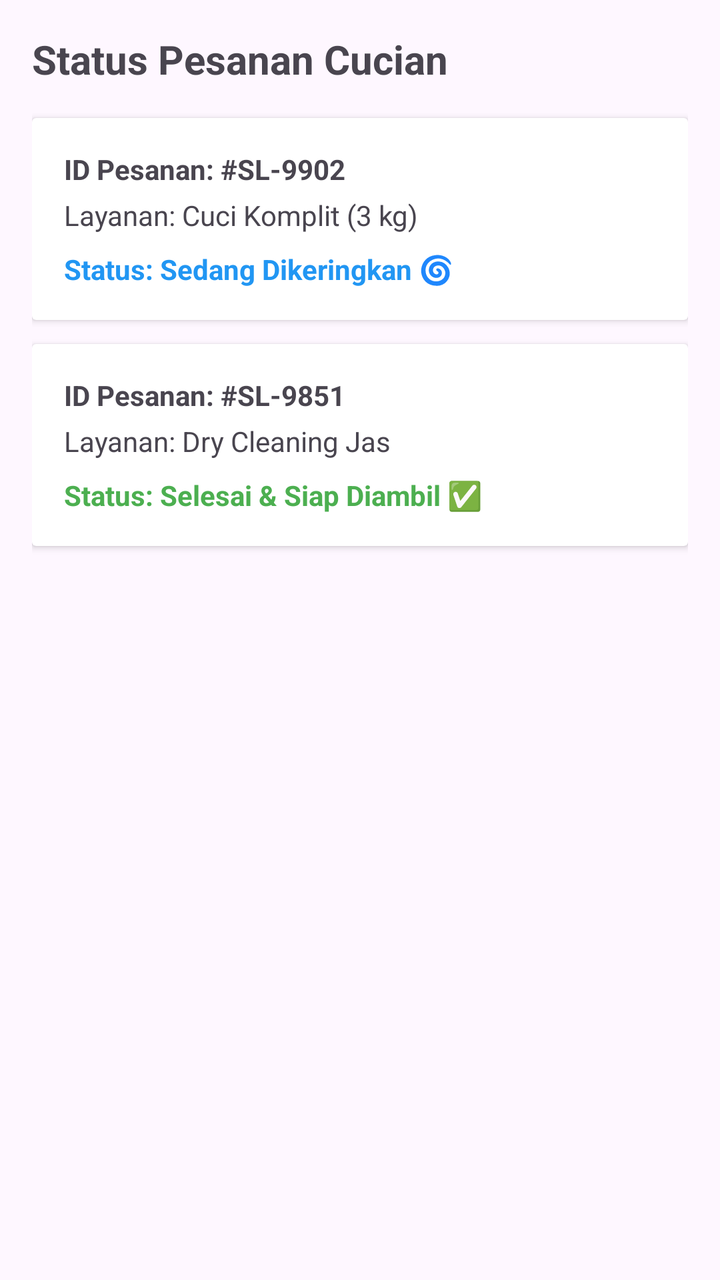
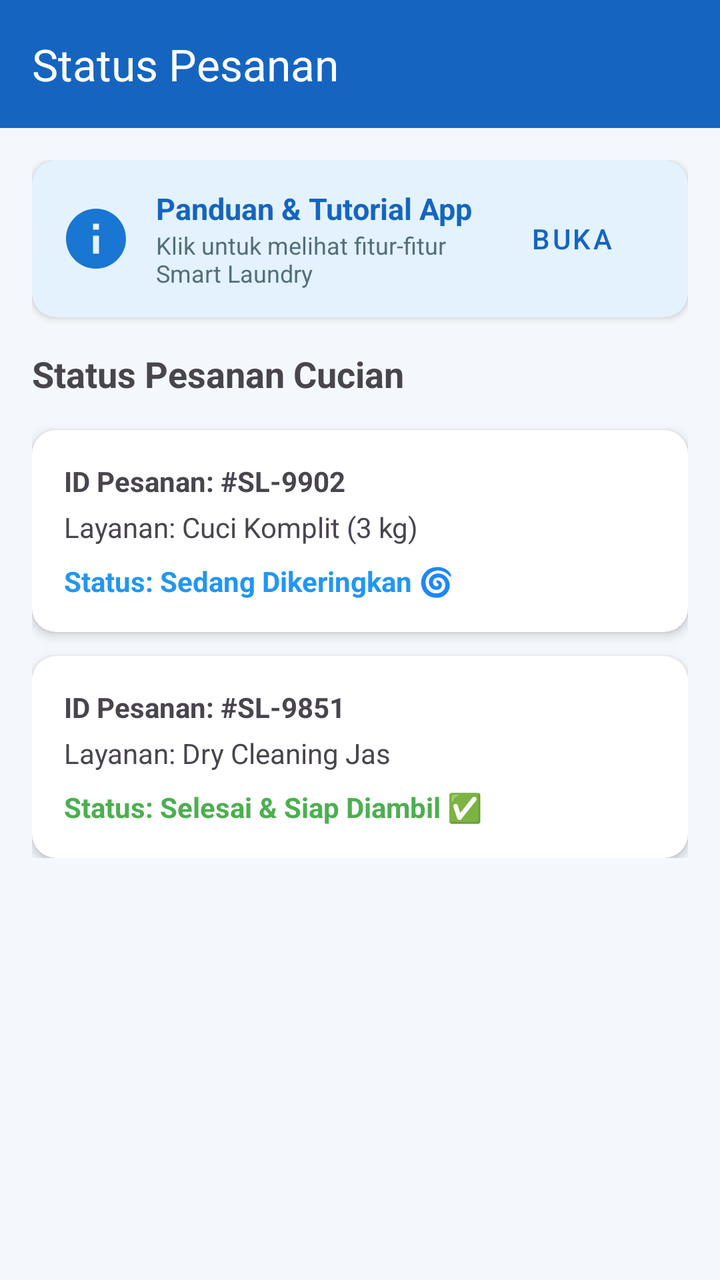

Two renders of the same Android screen: before a commit and after it. Below are the layout's source before the change and the commit's diff.
<!-- AndroidManifest.xml: application theme Theme.IRWOreo -->
<!-- res/layout/fragment_message.xml -->
<?xml version="1.0" encoding="utf-8"?>
<LinearLayout xmlns:android="http://schemas.android.com/apk/res/android"
    android:layout_width="match_parent"
    android:layout_height="match_parent"
    android:orientation="vertical"
    android:padding="16dp">

    <TextView
        android:layout_width="wrap_content"
        android:layout_height="wrap_content"
        android:text="Status Pesanan Cucian"
        android:textSize="20sp"
        android:textStyle="bold"
        android:layout_marginBottom="16dp" />

    <androidx.cardview.widget.CardView
        android:layout_width="match_parent"
        android:layout_height="wrap_content"
        android:layout_marginBottom="12dp">

        <LinearLayout
            android:layout_width="match_parent"
            android:layout_height="wrap_content"
            android:orientation="vertical"
            android:padding="16dp">

            <TextView
                android:layout_width="wrap_content"
                android:layout_height="wrap_content"
                android:text="ID Pesanan: #SL-9902"
                android:textStyle="bold" />

            <TextView
                android:layout_width="wrap_content"
                android:layout_height="wrap_content"
                android:text="Layanan: Cuci Komplit (3 kg)"
                android:layout_marginTop="4dp" />

            <TextView
                android:layout_width="wrap_content"
                android:layout_height="wrap_content"
                android:text="Status: Sedang Dikeringkan 🌀"
                android:textColor="#2196F3"
                android:textStyle="bold"
                android:layout_marginTop="8dp" />
        </LinearLayout>
    </androidx.cardview.widget.CardView>

    <androidx.cardview.widget.CardView
        android:layout_width="match_parent"
        android:layout_height="wrap_content">

        <LinearLayout
            android:layout_width="match_parent"
            android:layout_height="wrap_content"
            android:orientation="vertical"
            android:padding="16dp">

            <TextView
                android:layout_width="wrap_content"
                android:layout_height="wrap_content"
                android:text="ID Pesanan: #SL-9851"
                android:textStyle="bold" />

            <TextView
                android:layout_width="wrap_content"
                android:layout_height="wrap_content"
                android:text="Layanan: Dry Cleaning Jas"
                android:layout_marginTop="4dp" />

            <TextView
                android:layout_width="wrap_content"
                android:layout_height="wrap_content"
                android:text="Status: Selesai &amp; Siap Diambil ✅"
                android:textColor="#4CAF50"
                android:textStyle="bold"
                android:layout_marginTop="8dp" />
        </LinearLayout>
    </androidx.cardview.widget.CardView>

</LinearLayout>
<!-- resources referenced by this layout -->
<resources>
  <style name="Theme.IRWOreo" parent="Base.Theme.IRWOreo" />
  <style name="Base.Theme.IRWOreo" parent="Theme.Material3.DayNight.NoActionBar">
          
          
      </style>
</resources>

<!-- the commit's change to res/layout/fragment_message.xml (unified diff, before → after) -->
@@ -1,22 +1,22 @@
 <?xml version="1.0" encoding="utf-8"?>
 <LinearLayout xmlns:android="http://schemas.android.com/apk/res/android"
+    xmlns:app="http://schemas.android.com/apk/res-auto"
     android:layout_width="match_parent"
     android:layout_height="match_parent"
-    android:orientation="vertical"
-    android:padding="16dp">
+    android:orientation="vertical">
 
-    <TextView
-        android:layout_width="wrap_content"
-        android:layout_height="wrap_content"
-        android:text="Status Pesanan Cucian"
-        android:textSize="20sp"
-        android:textStyle="bold"
-        android:layout_marginBottom="16dp" />
+    
+    <androidx.appcompat.widget.Toolbar
+        android:id="@+id/toolbarMessage"
+        android:layout_width="match_parent"
+        android:layout_height="?attr/actionBarSize"
+        android:background="?attr/colorPrimary"
+        app:title="Status Pesanan"
+        app:titleTextColor="@android:color/white" />
 
-    <androidx.cardview.widget.CardView
+    <ScrollView
         android:layout_width="match_parent"
-        android:layout_height="wrap_content"
-        android:layout_marginBottom="12dp">
+        android:layout_height="match_parent">
 
         <LinearLayout
             android:layout_width="match_parent"
@@ -24,58 +24,143 @@
             android:orientation="vertical"
             android:padding="16dp">
 
-            <TextView
-                android:layout_width="wrap_content"
+            
+            <androidx.cardview.widget.CardView
+                android:id="@+id/cardTutorialBanner"
+                android:layout_width="match_parent"
                 android:layout_height="wrap_content"
-                android:text="ID Pesanan: #SL-9902"
-                android:textStyle="bold" />
+                android:layout_marginBottom="16dp"
+                android:clickable="true"
+                android:focusable="true"
+                app:cardBackgroundColor="#E3F2FD"
+                app:cardCornerRadius="12dp"
+                app:cardElevation="2dp">
+
+                <LinearLayout
+                    android:layout_width="match_parent"
+                    android:layout_height="wrap_content"
+                    android:gravity="center_vertical"
+                    android:orientation="horizontal"
+                    android:padding="14dp">
+
+                    <ImageView
+                        android:layout_width="36dp"
+                        android:layout_height="36dp"
+                        android:contentDescription="Info"
+                        android:src="@drawable/ic_info"
+                        app:tint="#1976D2" />
+
+                    <LinearLayout
+                        android:layout_width="0dp"
+                        android:layout_height="wrap_content"
+                        android:layout_marginStart="12dp"
+                        android:layout_weight="1"
+                        android:orientation="vertical">
+
+                        <TextView
+                            android:layout_width="wrap_content"
+                            android:layout_height="wrap_content"
+                            android:text="Panduan &amp; Tutorial App"
+                            android:textColor="#1565C0"
+                            android:textSize="15sp"
+                            android:textStyle="bold" />
+
+                        <TextView
+                            android:layout_width="wrap_content"
+                            android:layout_height="wrap_content"
+                            android:text="Klik untuk melihat fitur-fitur Smart Laundry"
+                            android:textColor="#546E7A"
+                            android:textSize="12sp" />
+                    </LinearLayout>
+
+                    <Button
+                        android:id="@+id/btnOpenTutorial"
+                        style="@style/Widget.MaterialComponents.Button.TextButton"
+                        android:layout_width="wrap_content"
+                        android:layout_height="wrap_content"
+                        android:text="Buka" />
+                </LinearLayout>
+            </androidx.cardview.widget.CardView>
 
             <TextView
                 android:layout_width="wrap_content"
                 android:layout_height="wrap_content"
-                android:text="Layanan: Cuci Komplit (3 kg)"
-                android:layout_marginTop="4dp" />
-
-            <TextView
-                android:layout_width="wrap_content"
-                android:layout_height="wrap_content"
-                android:text="Status: Sedang Dikeringkan 🌀"
-                android:textColor="#2196F3"
-                android:textStyle="bold"
-                android:layout_marginTop="8dp" />
-        </LinearLayout>
-    </androidx.cardview.widget.CardView>
-
-    <androidx.cardview.widget.CardView
-        android:layout_width="match_parent"
-        android:layout_height="wrap_content">
-
-        <LinearLayout
-            android:layout_width="match_parent"
-            android:layout_height="wrap_content"
-            android:orientation="vertical"
-            android:padding="16dp">
-
-            <TextView
-                android:layout_width="wrap_content"
-                android:layout_height="wrap_content"
-                android:text="ID Pesanan: #SL-9851"
+                android:layout_marginBottom="16dp"
+                android:text="Status Pesanan Cucian"
+                android:textSize="18sp"
                 android:textStyle="bold" />
 
-            <TextView
-                android:layout_width="wrap_content"
+            
+            <androidx.cardview.widget.CardView
+                android:layout_width="match_parent"
                 android:layout_height="wrap_content"
-                android:text="Layanan: Dry Cleaning Jas"
-                android:layout_marginTop="4dp" />
+                android:layout_marginBottom="12dp"
+                app:cardCornerRadius="12dp"
+                app:cardElevation="3dp">
 
-            <TextView
-                android:layout_width="wrap_content"
+                <LinearLayout
+                    android:layout_width="match_parent"
+                    android:layout_height="wrap_content"
+                    android:orientation="vertical"
+                    android:padding="16dp">
+
+                    <TextView
+                        android:layout_width="wrap_content"
+                        android:layout_height="wrap_content"
+                        android:text="ID Pesanan: #SL-9902"
+                        android:textStyle="bold" />
+
+                    <TextView
+                        android:layout_width="wrap_content"
+                        android:layout_height="wrap_content"
+                        android:layout_marginTop="4dp"
+                        android:text="Layanan: Cuci Komplit (3 kg)" />
+
+                    <TextView
+                        android:layout_width="wrap_content"
+                        android:layout_height="wrap_content"
+                        android:layout_marginTop="8dp"
+                        android:text="Status: Sedang Dikeringkan 🌀"
+                        android:textColor="#2196F3"
+                        android:textStyle="bold" />
+                </LinearLayout>
+            </androidx.cardview.widget.CardView>
+
+            
+            <androidx.cardview.widget.CardView
+                android:layout_width="match_parent"
                 android:layout_height="wrap_content"
-                android:text="Status: Selesai &amp; Siap Diambil ✅"
-                android:textColor="#4CAF50"
-                android:textStyle="bold"
-                android:layout_marginTop="8dp" />
+                app:cardCornerRadius="12dp"
+                app:cardElevation="3dp">
+
+                <LinearLayout
+                    android:layout_width="match_parent"
+                    android:layout_height="wrap_content"
+                    android:orientation="vertical"
+                    android:padding="16dp">
+
+                    <TextView
+                        android:layout_width="wrap_content"
+                        android:layout_height="wrap_content"
+                        android:text="ID Pesanan: #SL-9851"
+                        android:textStyle="bold" />
+
+                    <TextView
+                        android:layout_width="wrap_content"
+                        android:layout_height="wrap_content"
+                        android:layout_marginTop="4dp"
+                        android:text="Layanan: Dry Cleaning Jas" />
+
+                    <TextView
+                        android:layout_width="wrap_content"
+                        android:layout_height="wrap_content"
+                        android:layout_marginTop="8dp"
+                        android:text="Status: Selesai &amp; Siap Diambil ✅"
+                        android:textColor="#4CAF50"
+                        android:textStyle="bold" />
+                </LinearLayout>
+            </androidx.cardview.widget.CardView>
+
         </LinearLayout>
-    </androidx.cardview.widget.CardView>
-
+    </ScrollView>
 </LinearLayout>
<!-- resource entries referenced after the edit -->
@@ -1,9 +1,25 @@
 <!-- resources referenced by this layout -->
 <resources>
+  <!-- drawable ic_info (drawable) -->
+  <vector xmlns:android="http://schemas.android.com/apk/res/android"
+      android:width="24dp"
+      android:height="24dp"
+      android:viewportWidth="24"
+      android:viewportHeight="24">
+    <path
+        android:fillColor="#FFFFFF"
+        android:pathData="M12,2C6.48,2 2,6.48 2,12s4.48,10 10,10 10,-4.48 10,-10S17.52,2 12,2zM13,17h-2v-6h2v6zM13,9h-2L11,7h2v2z"/>
+  </vector>
   <style name="Theme.IRWOreo" parent="Base.Theme.IRWOreo" />
   <style name="Base.Theme.IRWOreo" parent="Theme.Material3.DayNight.NoActionBar">
-          
-          
+          <item name="colorPrimary">@color/colorPrimary</item>
+          <item name="colorPrimaryVariant">@color/colorPrimaryDark</item>
+          <item name="colorSecondary">@color/colorAccent</item>
+          <item name="android:windowBackground">@color/colorBackground</item>
       </style>
+  <color name="colorPrimary">#1565C0</color>
+  <color name="colorPrimaryDark">#0D47A1</color>
+  <color name="colorAccent">#00BCD4</color>
+  <color name="colorBackground">#F4F7FB</color>
 </resources>
 
